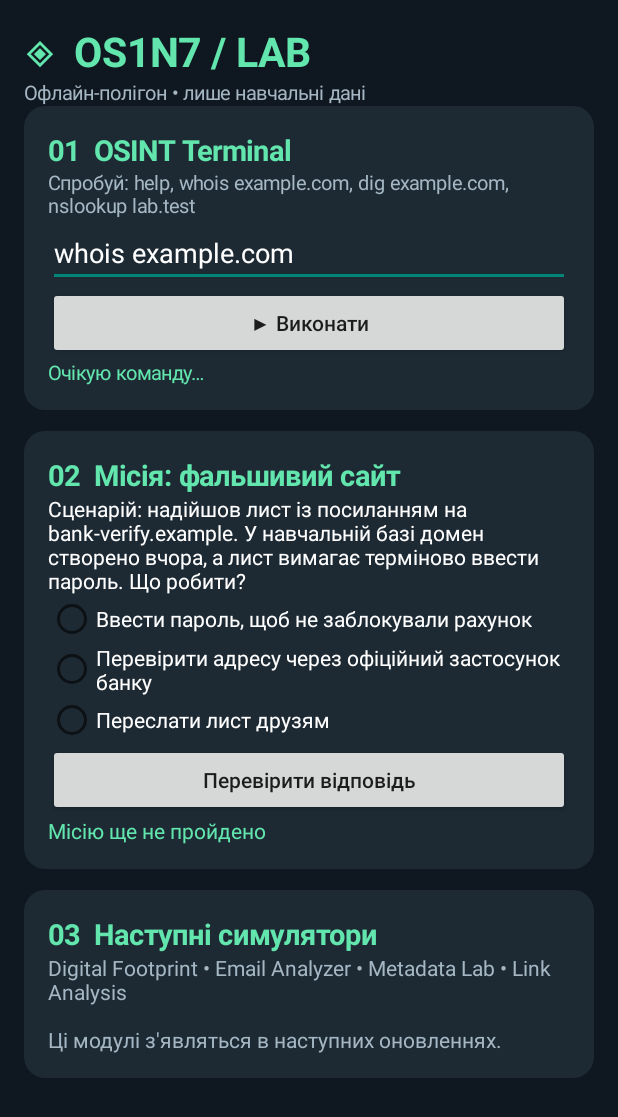
After one commit to MrKanzo/Os1n7, an Android app: the LabActivity screen opened directly, with no data from a screen before it, on a phone screen of 412 x 824 dp. The commit adds this screen. Shown: the top 1117 px of the screen. Run offline under Robolectric (Android 15) with nearby library versions, the phone set to English and light mode, and no system bars.

Commit message:
OS1N7: launcher icon + offline OSINT laboratory (#1)
* feat: add OSINT offline lab, phishing mission and launcher icon

* fix: use actual Kotlin line breaks in dashboard navigation

```diff
--- a/app/build.gradle.kts
+++ b/app/build.gradle.kts
@@ -9,8 +9,8 @@ android {
         applicationId = "com.mrkanzo.os1n7"
         minSdk = 26
         targetSdk = 35
-        versionCode = 10
-        versionName = "0.4.6"
+        versionCode = 11
+        versionName = "0.4.7"
     }
     signingConfigs {
         create("production") {
--- a/app/src/main/AndroidManifest.xml
+++ b/app/src/main/AndroidManifest.xml
@@ -1,7 +1,7 @@
 <manifest xmlns:android="http://schemas.android.com/apk/res/android">
     <uses-permission android:name="android.permission.INTERNET"/>
-    <application android:allowBackup="false" android:label="OSINT Бібліотека" android:theme="@android:style/Theme.Material.Light.NoActionBar" android:usesCleartextTraffic="true">
-        <activity android:name=".CategoryLibraryActivity" android:exported="false"/>
+    <application android:icon="@drawable/ic_os1n7" android:roundIcon="@drawable/ic_os1n7" android:allowBackup="false" android:label="OSINT Бібліотека" android:theme="@android:style/Theme.Material.Light.NoActionBar" android:usesCleartextTraffic="true">
+        <activity android:name=".LabActivity" android:exported="false"/>\n        <activity android:name=".CategoryLibraryActivity" android:exported="false"/>
         <activity android:name=".ServerLibraryActivity" android:exported="false"/>
         <activity android:name=".MainActivity" android:exported="true">
             <intent-filter>
--- /dev/null
+++ b/app/src/main/java/com/mrkanzo/os1n7/LabActivity.kt
@@ -0,0 +1,107 @@
+package com.mrkanzo.os1n7
+
+import android.app.Activity
+import android.content.Context
+import android.graphics.Color
+import android.graphics.Typeface
+import android.graphics.drawable.GradientDrawable
+import android.os.Bundle
+import android.view.Gravity
+import android.view.WindowInsets
+import android.widget.*
+
+/** Offline OSINT sandbox: all names, IPs and evidence are fictional training fixtures. */
+class LabActivity : Activity() {
+    private val bg = Color.rgb(15, 23, 32)
+    private val panel = Color.rgb(29, 42, 52)
+    private val green = Color.rgb(98, 230, 173)
+    private val muted = Color.rgb(166, 183, 196)
+    private val prefs by lazy { getSharedPreferences("os1n7_lab", Context.MODE_PRIVATE) }
+    private fun dp(v: Int) = (v * resources.displayMetrics.density).toInt()
+    private fun shape(color: Int) = GradientDrawable().apply { setColor(color); cornerRadius = dp(14).toFloat() }
+    private fun text(s: String, size: Float = 15f, color: Int = Color.WHITE, bold: Boolean = false) =
+        TextView(this).apply { text = s; textSize = size; setTextColor(color); if (bold) setTypeface(null, Typeface.BOLD) }
+    private fun section(parent: LinearLayout, title: String): LinearLayout {
+        val box = LinearLayout(this).apply {
+            orientation = LinearLayout.VERTICAL
+            background = shape(panel)
+            setPadding(dp(16), dp(16), dp(16), dp(16))
+        }
+        box.addView(text(title, 19f, green, true))
+        parent.addView(box, LinearLayout.LayoutParams(-1, -2).apply { bottomMargin = dp(14) })
+        return box
+    }
+    private fun button(parent: LinearLayout, title: String, click: () -> Unit) {
+        parent.addView(Button(this).apply {
+            text = title
+            isAllCaps = false
+            setOnClickListener { click() }
+        })
+    }
+    override fun onCreate(savedInstanceState: Bundle?) {
+        super.onCreate(savedInstanceState)
+        window.statusBarColor = bg
+        window.navigationBarColor = bg
+        val root = LinearLayout(this).apply {
+            orientation = LinearLayout.VERTICAL
+            setBackgroundColor(bg)
+            setPadding(dp(16), dp(16), dp(16), dp(16))
+            setOnApplyWindowInsetsListener { v, insets ->
+                val bars = insets.getInsets(WindowInsets.Type.systemBars())
+                v.setPadding(dp(16), bars.top + dp(16), dp(16), bars.bottom + dp(16))
+                insets
+            }
+        }
+        val scroll = ScrollView(this)
+        val content = LinearLayout(this).apply { orientation = LinearLayout.VERTICAL }
+        scroll.addView(content)
+        root.addView(scroll)
+        setContentView(root)
+        root.requestApplyInsets()
+        content.addView(text("◈  OS1N7 / LAB", 27f, green, true))
+        content.addView(text("Офлайн-полігон • лише навчальні дані", 13f, muted))
+        val terminal = section(content, "01  OSINT Terminal")
+        terminal.addView(text("Спробуй: help, whois example.com, dig example.com, nslookup lab.test", 13f, muted))
+        val command = EditText(this).apply {
+            setSingleLine(true)
+            setText("whois example.com")
+            hint = "Введи команду"
+            setTextColor(Color.WHITE)
+            setHintTextColor(muted)
+        }
+        terminal.addView(command)
+        val output = text("Очікую команду…", 13f, green)
+        button(terminal, "▶ Виконати") {
+            val result = when (command.text.toString().trim().lowercase()) {
+                "help" -> "Команди: help | whois example.com | dig example.com | nslookup lab.test"
+                "whois example.com" -> "Domain: EXAMPLE.COM\nStatus: RESERVED\nOwner: IANA\nПризначення: документація та навчання"
+                "dig example.com" -> ";; SIMULATED DNS\nexample.com. IN A 192.0.2.10\nexample.com. IN MX 10 mail.example.com."
+                "nslookup lab.test" -> "Server: os1n7.local\nName: lab.test\nAddress: 192.0.2.25"
+                else -> "Команда не підтримується у симуляторі. Введи help."
+            }
+            output.text = "$ " + command.text.toString() + "\n" + result
+        }
+        terminal.addView(output)
+        val mission = section(content, "02  Місія: фальшивий сайт")
+        mission.addView(text("Сценарій: надійшов лист із посиланням на bank-verify.example. У навчальній базі домен створено вчора, а лист вимагає терміново ввести пароль. Що робити?", 14f))
+        val answers = RadioGroup(this).apply { orientation = RadioGroup.VERTICAL }
+        val options = listOf("Ввести пароль, щоб не заблокували рахунок", "Перевірити адресу через офіційний застосунок банку", "Переслати лист друзям")
+        options.forEachIndexed { i, option ->
+            answers.addView(RadioButton(this).apply {
+                id = i + 100
+                text = option
+                setTextColor(Color.WHITE)
+            })
+        }
+        mission.addView(answers)
+        val feedback = text(if (prefs.getBoolean("mission_phishing", false)) "✓ Місію пройдено" else "Місію ще не пройдено", 14f, green)
+        button(mission, "Перевірити відповідь") {
+            val correct = answers.checkedRadioButtonId == 101
+            if (correct) prefs.edit().putBoolean("mission_phishing", true).apply()
+            feedback.text = if (correct) "✓ Правильно! Не переходь за підозрілим посиланням. Відкрий банк самостійно." else "Спробуй ще. Не вводь пароль за посиланням із листа."
+        }
+        mission.addView(feedback)
+        val info = section(content, "03  Наступні симулятори")
+        info.addView(text("Digital Footprint • Email Analyzer • Metadata Lab • Link Analysis\n\nЦі модулі з'являться в наступних оновленнях.", 14f, muted))
+    }
+}
--- a/app/src/main/java/com/mrkanzo/os1n7/MainActivity.kt
+++ b/app/src/main/java/com/mrkanzo/os1n7/MainActivity.kt
@@ -158,6 +158,9 @@ class MainActivity : Activity() {
         body.addView(description)
 
         addAction(body, "Категорії та уроки", "Теорія • Книжки • Практика • Тести", "▣") { openLibrary() }
+        addAction(body, "OSINT Лабораторія", "Термінал • Симуляції • Практичні місії", "⌘") {
+            startActivity(Intent(this, LabActivity::class.java))
+        }
         addAction(body, "Серверна бібліотека", "Матеріали з локального сервера Termux", "◎") {
             startActivity(Intent(this, ServerLibraryActivity::class.java))
         }
```
Also changed, not shown: app/src/main/res/drawable/ic_os1n7.xml (added, +10 -0 lines).
